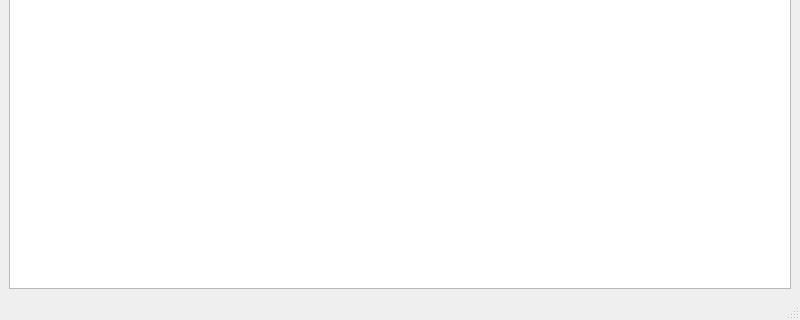
First picture: the form in comp1000-referral-2023-24-twennekers-main/tasks/TaskB/mainwindow.ui, repository dsplymouth/comp1000-referral-2023-24-twennekers-main, before the edit; both pictures show x 0 to 800 and y 280 to 600 of the 800 by 600 pixel window.
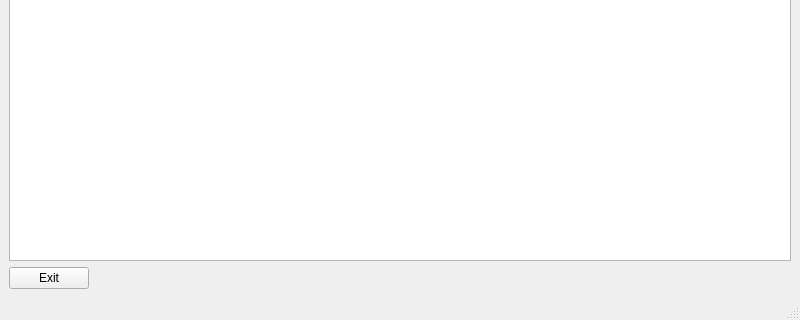
Second picture: the form after the edit.

What changed in the file:
```diff
--- a/comp1000-referral-2023-24-twennekers-main/tasks/TaskB/mainwindow.ui
+++ b/comp1000-referral-2023-24-twennekers-main/tasks/TaskB/mainwindow.ui
@@ -46,6 +46,13 @@
     <item>
      <widget class="QTextEdit" name="textEdit"/>
     </item>
+    <item alignment="Qt::AlignmentFlag::AlignLeft">
+     <widget class="QPushButton" name="pushButton_2">
+      <property name="text">
+       <string>Exit</string>
+      </property>
+     </widget>
+    </item>
    </layout>
   </widget>
   <widget class="QMenuBar" name="menubar">
```
Left out of the diff: 21 changed lines with no effect on the pictures.
